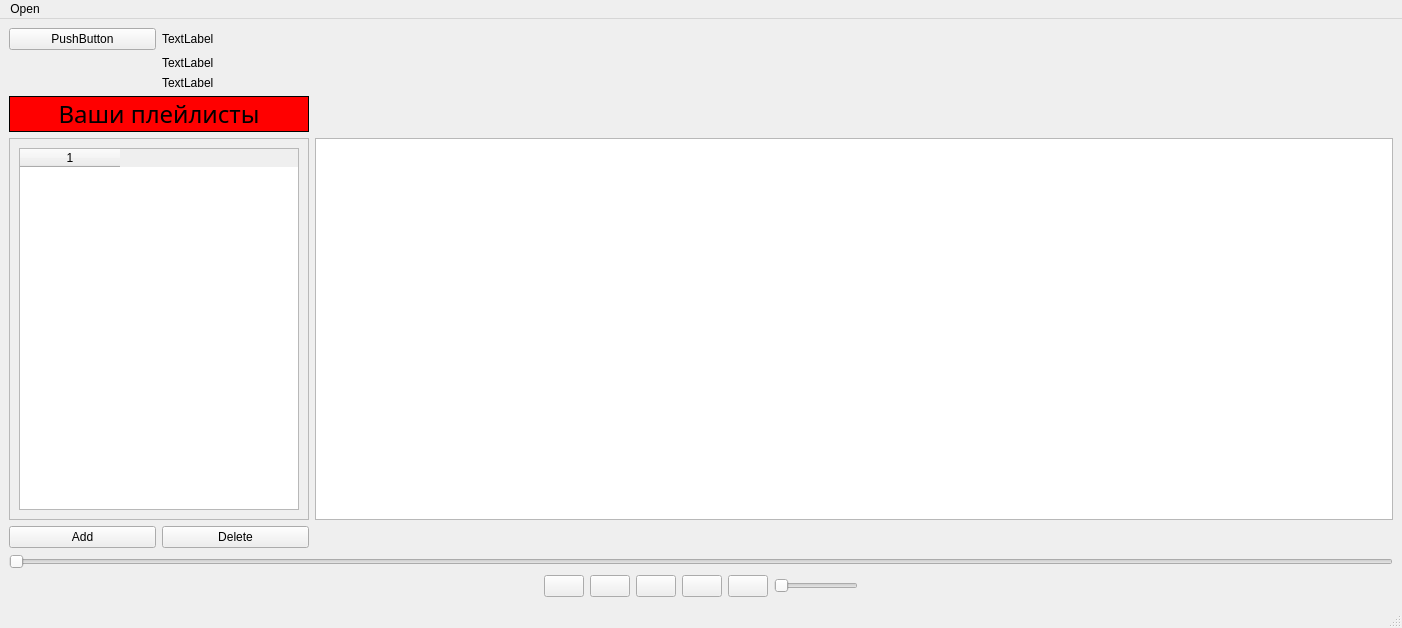
First picture: the form in mainwindow.ui, repository ArturBobotcko/Practice_Project, before the edit.
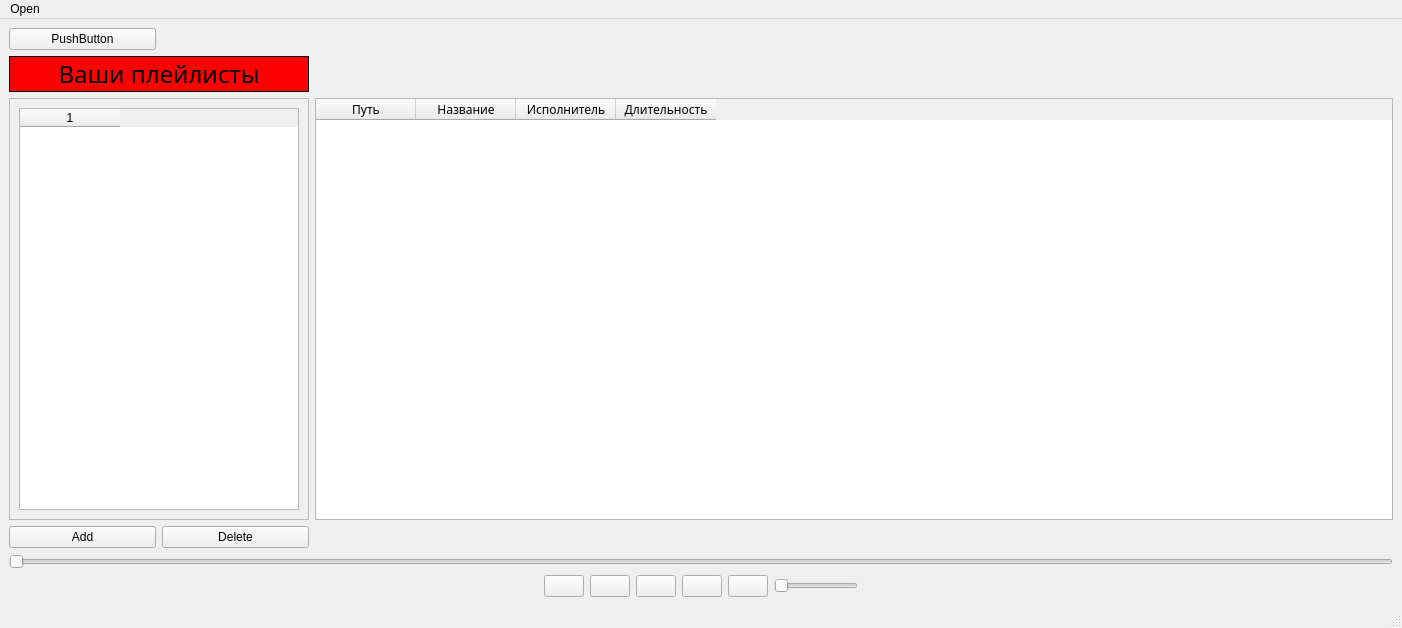
Second picture: the form after the edit. Icons and pictures are not drawn.

Commit message: вывел метадату, рефакторинг кода

```diff
--- a/mainwindow.ui
+++ b/mainwindow.ui
@@ -17,14 +17,7 @@
    <layout class="QGridLayout" name="gridLayout_2">
     <item row="0" column="0">
      <layout class="QGridLayout" name="gridLayout">
-      <item row="0" column="0">
-       <widget class="QPushButton" name="addTracks">
-        <property name="text">
-         <string>PushButton</string>
-        </property>
-       </widget>
-      </item>
-      <item row="3" column="0" colspan="2">
+      <item row="1" column="0" colspan="2">
        <widget class="QLabel" name="playlestsLabel">
         <property name="sizePolicy">
          <sizepolicy hsizetype="Fixed" vsizetype="Preferred">
@@ -61,21 +54,14 @@
         </property>
        </widget>
       </item>
-      <item row="5" column="1">
-       <widget class="QPushButton" name="pushButton_2">
-        <property name="text">
-         <string>Delete</string>
-        </property>
-       </widget>
-      </item>
-      <item row="5" column="0">
+      <item row="3" column="0">
        <widget class="QPushButton" name="addPlaylistBtn">
         <property name="text">
          <string>Add</string>
         </property>
        </widget>
       </item>
-      <item row="4" column="2">
+      <item row="2" column="2">
        <widget class="QTableWidget" name="tableWidget">
         <property name="sizePolicy">
          <sizepolicy hsizetype="Expanding" vsizetype="MinimumExpanding">
@@ -91,30 +77,29 @@
         <property name="cursor" stdset="0">
          <cursorShape>ArrowCursor</cursorShape>
         </property>
+        <column>
+         <property name="text">
+          <string>Путь</string>
+         </property>
+        </column>
+        <column>
+         <property name="text">
+          <string>Название</string>
+         </property>
+        </column>
+        <column>
+         <property name="text">
+          <string>Исполнитель</string>
+         </property>
+        </column>
+        <column>
+         <property name="text">
+          <string>Длительность</string>
+         </property>
+        </column>
        </widget>
       </item>
-      <item row="0" column="1" colspan="2">
-       <widget class="QLabel" name="track_name">
-        <property name="text">
-         <string>TextLabel</string>
-        </property>
-       </widget>
-      </item>
-      <item row="1" column="1">
-       <widget class="QLabel" name="track_duration">
-        <property name="text">
-         <string>TextLabel</string>
-        </property>
-       </widget>
-      </item>
-      <item row="2" column="1">
-       <widget class="QLabel" name="track_author">
-        <property name="text">
-         <string>TextLabel</string>
-        </property>
-       </widget>
-      </item>
-      <item row="4" column="0" colspan="2">
+      <item row="2" column="0" colspan="2">
        <widget class="QFrame" name="frame">
         <property name="frameShape">
          <enum>QFrame::StyledPanel</enum>
@@ -134,6 +119,20 @@
         </layout>
        </widget>
       </item>
+      <item row="0" column="0">
+       <widget class="QPushButton" name="addTracks">
+        <property name="text">
+         <string>PushButton</string>
+        </property>
+       </widget>
+      </item>
+      <item row="3" column="1">
+       <widget class="QPushButton" name="pushButton_2">
+        <property name="text">
+         <string>Delete</string>
+        </property>
+       </widget>
+      </item>
      </layout>
     </item>
     <item row="1" column="0">
```
The commit also changes 2 other files.
